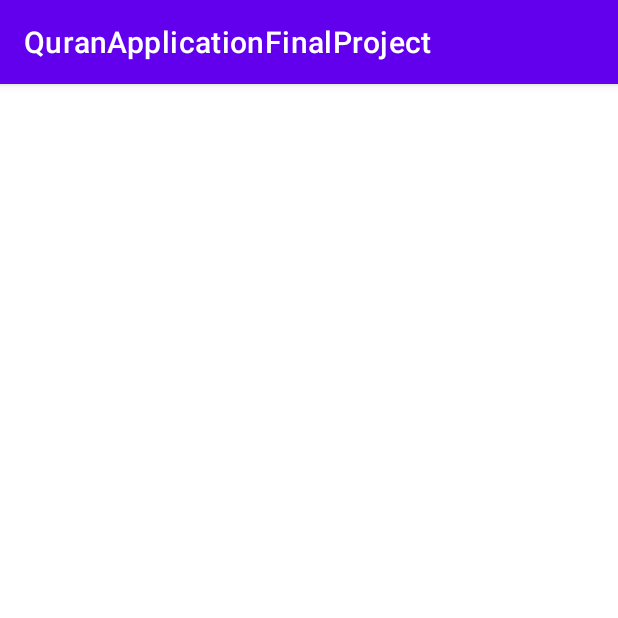
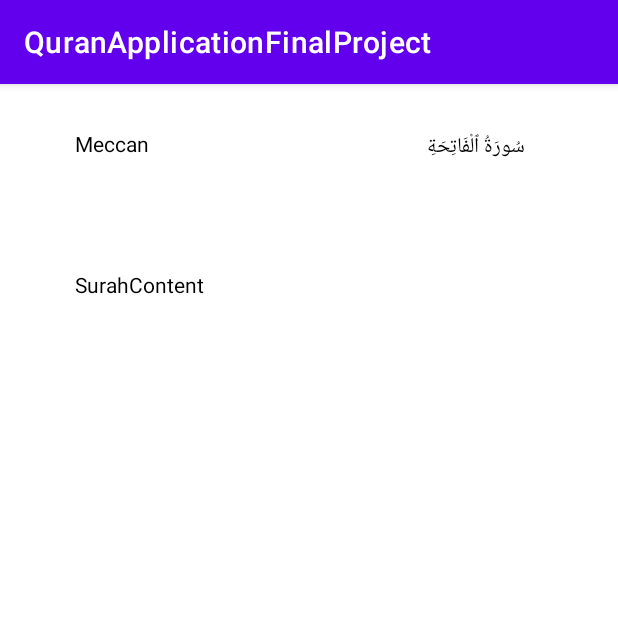
Before and after one commit to AAMNATARIQ/QuranApplicationFinalProject, an Android app: the d4 screen opened directly, with no data from a screen before it, after a tap on "سُورَةُ ٱلْفَاتِحَةِ", on a phone screen of 412 x 824 dp, the top half of it. Run offline under Robolectric (Android 15) with nearby library versions, the phone set to English and light mode, and no system bars.

Commit message:
changed function to get position value of recycler view

```diff
--- a/app/src/main/java/amnatariq/org/quranapplicationfinalproject/Adapter.java
+++ b/app/src/main/java/amnatariq/org/quranapplicationfinalproject/Adapter.java
@@ -46,7 +46,6 @@
 import android.view.LayoutInflater;
 import android.view.View;
 import android.view.ViewGroup;
-import android.widget.ImageView;
 import android.widget.TextView;
 
 import androidx.annotation.NonNull;
@@ -91,7 +90,7 @@
 
     public class ViewHolder extends RecyclerView.ViewHolder
     {
-        private TextView textView1;
+        private TextView textView;
         private TextView textView3;
 
 
@@ -99,7 +98,7 @@
         public ViewHolder(@NonNull View itemView,RecyclerViewInterface recyclerViewInterface)
         {
             super(itemView);
-            textView1 = itemView.findViewById((R.id.textview));
+            textView = itemView.findViewById((R.id.textview));
             textView3 = itemView.findViewById((R.id.textview3));
 
             itemView.setOnClickListener(new View.OnClickListener() {
@@ -107,8 +106,8 @@
                 public void onClick(View v) {
                     if(recyclerViewInterface!=null)
                     {
-//                        int pos = getAbsoluteAdapterPosition();
-                        int pos=0;
+                        int pos = getAdapterPosition();
+
                         if(pos!=RecyclerView.NO_POSITION)
                         {
                             recyclerViewInterface.onItemClick(pos);
@@ -121,7 +120,7 @@
 
         public void setData(String name, String msg) {
             //imageView.setImageResource(resource);
-            textView1.setText(name);
+            textView.setText(name);
             textView3.setText(msg);
         }
     }
--- a/app/src/main/java/amnatariq/org/quranapplicationfinalproject/d4.java
+++ b/app/src/main/java/amnatariq/org/quranapplicationfinalproject/d4.java
@@ -1,13 +1,12 @@
 package amnatariq.org.quranapplicationfinalproject;
+
+import android.content.Intent;
+import android.os.Bundle;
 
 import androidx.appcompat.app.AppCompatActivity;
 import androidx.recyclerview.widget.LinearLayoutManager;
 import androidx.recyclerview.widget.RecyclerView;
 
-import android.content.Intent;
-import android.os.Bundle;
-
-import java.io.InputStream;
 import java.util.ArrayList;
 import java.util.List;
 
@@ -191,17 +190,26 @@
 
 
     private void initRecyclerView() {
-        recyclerView = findViewById(R.id.recyclerView);
-        adapter = new Adapter(userList, this);
-        recyclerView.setLayoutManager(new LinearLayoutManager(this));
+
+        recyclerView=findViewById(R.id.recyclerView);
+        layoutManager = new LinearLayoutManager(this);
+        layoutManager.setOrientation(RecyclerView.VERTICAL);
+        recyclerView.setLayoutManager(layoutManager);
+        adapter = new Adapter(userList,this);
         recyclerView.setAdapter(adapter);
         adapter.notifyDataSetChanged();
+
+//        recyclerView = findViewById(R.id.recyclerView);
+//        adapter = new Adapter(userList, this);
+//        recyclerView.setLayoutManager(new LinearLayoutManager(this));
+//        recyclerView.setAdapter(adapter);
+//        adapter.notifyDataSetChanged();
 
     }
 
     @Override
     public void onItemClick(int position) {
-        Intent intent=new Intent(this,Surah.class);
+        Intent intent=new Intent(this,d4Further.class);
         intent.putExtra("sName",userList.get(position).getSurahName());
         intent.putExtra("sType",userList.get(position).getSurahType());
         startActivity(intent);
--- a/app/src/main/java/amnatariq/org/quranapplicationfinalproject/d4Further.java
+++ b/app/src/main/java/amnatariq/org/quranapplicationfinalproject/d4Further.java
@@ -56,5 +56,6 @@
         List<QuranModel> li = gson.fromJson(jsondata,listType);
 
 
+
     }
 }
--- a/app/src/main/res/layout/activity_d4_further.xml
+++ b/app/src/main/res/layout/activity_d4_further.xml
@@ -5,6 +5,7 @@
     android:layout_width="match_parent"
     android:layout_height="match_parent"
     android:orientation="vertical"
+    android:background="@color/white"
     tools:context=".d4Further">
 
     <LinearLayout
@@ -17,6 +18,7 @@
             android:layout_width="wrap_content"
             android:layout_height="wrap_content"
             android:paddingLeft="50dp"
+            android:textColor="@color/black"
             android:text="SurahType"
             tools:layout_editor_absoluteX="296dp"
             tools:layout_editor_absoluteY="41dp" />
@@ -27,6 +29,7 @@
             android:layout_height="wrap_content"
             android:text="SurahText"
             android:paddingLeft="185dp"
+            android:textColor="@color/black"
             tools:layout_editor_absoluteX="83dp"
             tools:layout_editor_absoluteY="42dp" />
     </LinearLayout>
@@ -42,6 +45,7 @@
             android:layout_width="wrap_content"
             android:layout_height="wrap_content"
             android:text="SurahContent"
+            android:textColor="@color/black"
             android:paddingLeft="50dp"
             android:paddingRight="50dp"
             android:paddingTop="20dp"
```
